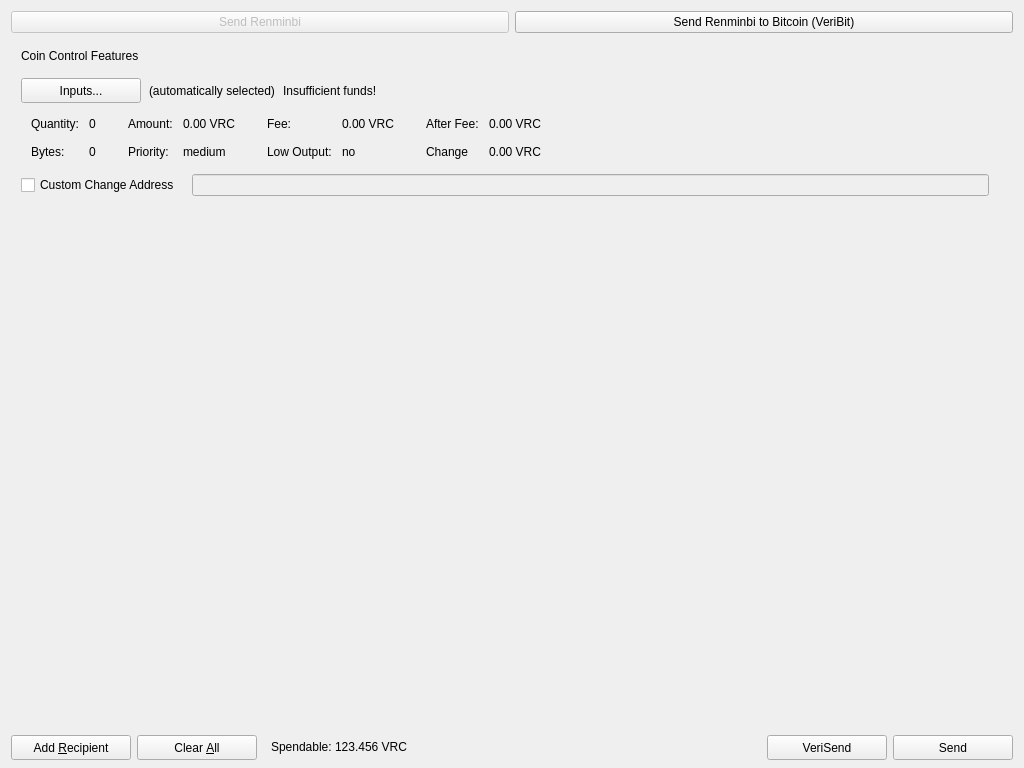
The window that src/qt/forms/sendcoinsdialog.ui (benzhi888/renminbi) describes before a commit, drawn with Qt 5.
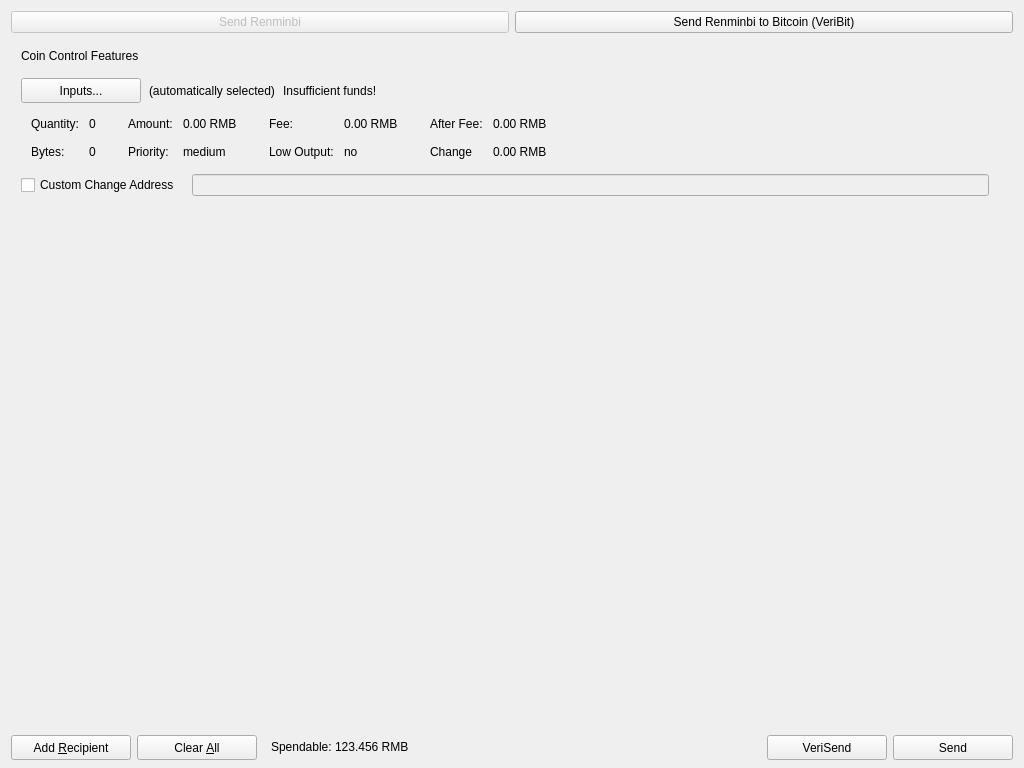
The same window after the commit. Icons and pictures are not drawn.

Patch:
```diff
--- a/src/qt/forms/sendcoinsdialog.ui
+++ b/src/qt/forms/sendcoinsdialog.ui
@@ -306,7 +306,7 @@
                   <enum>Qt::ActionsContextMenu</enum>
                  </property>
                  <property name="text">
-                  <string>0.00 VRC</string>
+                  <string>0.00 RMB</string>
                  </property>
                  <property name="textInteractionFlags">
                   <set>Qt::LinksAccessibleByMouse|Qt::TextSelectableByKeyboard|Qt::TextSelectableByMouse</set>
@@ -374,7 +374,7 @@
                   <enum>Qt::ActionsContextMenu</enum>
                  </property>
                  <property name="text">
-                  <string>0.00 VRC</string>
+                  <string>0.00 RMB</string>
                  </property>
                  <property name="textInteractionFlags">
                   <set>Qt::LinksAccessibleByMouse|Qt::TextSelectableByKeyboard|Qt::TextSelectableByMouse</set>
@@ -442,7 +442,7 @@
                   <enum>Qt::ActionsContextMenu</enum>
                  </property>
                  <property name="text">
-                  <string>0.00 VRC</string>
+                  <string>0.00 RMB</string>
                  </property>
                  <property name="textInteractionFlags">
                   <set>Qt::LinksAccessibleByMouse|Qt::TextSelectableByKeyboard|Qt::TextSelectableByMouse</set>
@@ -465,7 +465,7 @@
                   <enum>Qt::ActionsContextMenu</enum>
                  </property>
                  <property name="text">
-                  <string>0.00 VRC</string>
+                  <string>0.00 RMB</string>
                  </property>
                  <property name="textInteractionFlags">
                   <set>Qt::LinksAccessibleByMouse|Qt::TextSelectableByKeyboard|Qt::TextSelectableByMouse</set>
@@ -698,7 +698,7 @@
           <cursorShape>IBeamCursor</cursorShape>
          </property>
          <property name="text">
-          <string>123.456 VRC</string>
+          <string>123.456 RMB</string>
          </property>
          <property name="textInteractionFlags">
           <set>Qt::LinksAccessibleByMouse|Qt::TextSelectableByKeyboard|Qt::TextSelectableByMouse</set>
```
